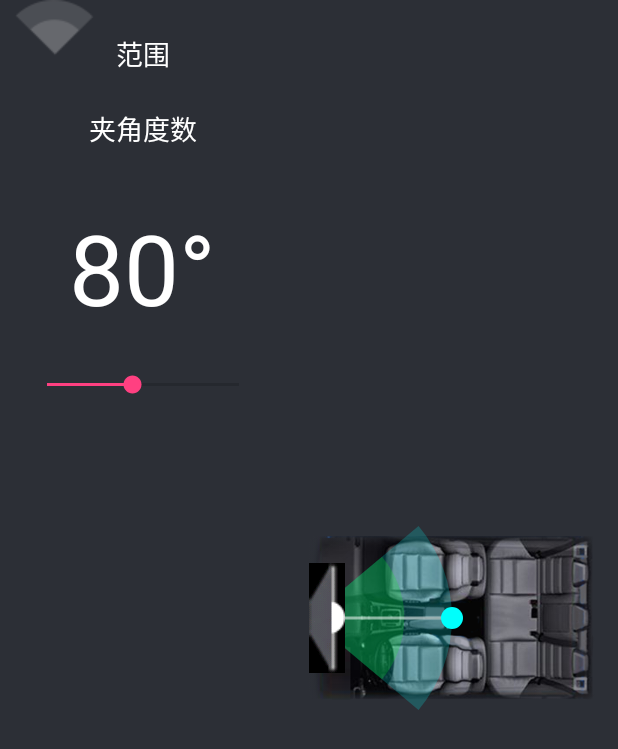
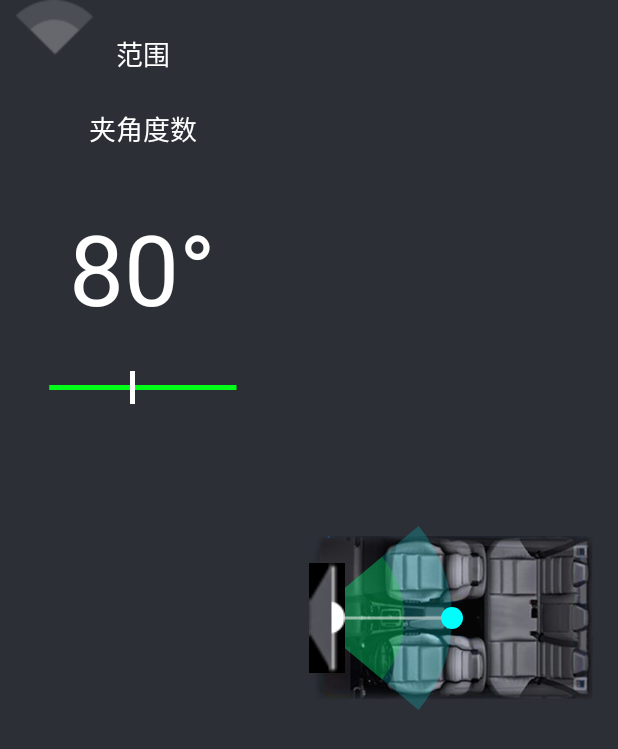
Before and after one commit to wangxiaoxiaohan/seatChooseDemo, an Android app: the screen it shows after launch (MainActivity), on a phone screen of 412 x 824 dp. Shown: the top 749 px of the screen. Run offline under Robolectric (Android 15) with nearby library versions, the light colour scheme and no system bars.

Commit message:
2018.4.3 17:53

```diff
--- a/app/src/main/java/com/example/lhd/seatchoosedemo/MainActivity.java
+++ b/app/src/main/java/com/example/lhd/seatchoosedemo/MainActivity.java
@@ -20,7 +20,6 @@ public class MainActivity extends Activity {
         initView();
         initListener();
 
-
     }
     private  void initView(){
         sectorView=findViewById(R.id.cccc);
@@ -42,6 +41,7 @@ public class MainActivity extends Activity {
             @Override
             public void onStartTrackingTouch(SeekBar seekBar) {
             }
+
             @Override
             public void onStopTrackingTouch(SeekBar seekBar) {
              //   sectorView.setDegree(seekBar.getProgress());
--- a/app/src/main/java/com/example/lhd/seatchoosedemo/sectorView.java
+++ b/app/src/main/java/com/example/lhd/seatchoosedemo/sectorView.java
@@ -58,22 +58,22 @@ public class sectorView extends View {
         //小球
         mdragCirclePaint=new Paint();
         mdragCirclePaint.setAntiAlias(true);
-        mdragCirclePaint.setColor(Color.parseColor("#00fffc"));
+        mdragCirclePaint.setColor(getResources().getColor(R.color.blue));
 
          //范围绿色
         mInPaint=new Paint();
         mInPaint.setAntiAlias(true);
-        mInPaint.setColor(Color.parseColor("#3300ff18"));
+        mInPaint.setColor(getResources().getColor(R.color.transparentGreen));
 
         // 范围蓝色
         mOutPaint=new Paint();
         mOutPaint.setAntiAlias(true);
-        mOutPaint.setColor(Color.parseColor("#3300fffc"));
+        mOutPaint.setColor(getResources().getColor(R.color.transparentBlue));
 
         //球和后视镜的连接线
          mLinePaint=new Paint();
          mLinePaint.setAntiAlias(true);
-         mLinePaint.setColor(Color.parseColor("#88ffffff"));
+         mLinePaint.setColor(getResources().getColor(R.color.transparentWhite));
          mLinePaint.setStrokeWidth(3);
          //画后视镜图案
          mBitmapPaint=new Paint();
@@ -93,7 +93,7 @@ public class sectorView extends View {
         //获取控件宽高
         int x=getWidth()/2;
         int y=getHeight()/2;
-         int drawableWidth=mirrorBitmap.getWidth();
+
          int drawableHeight=mirrorBitmap.getHeight();
         //设置扇形的轮廓矩形
          float retcfBorder= (float) Math.sqrt(mLastX*mLastX+(y-mLastY)*(y-mLastY));
--- a/app/src/main/res/drawable/seekbarprogress.xml
+++ b/app/src/main/res/drawable/seekbarprogress.xml
@@ -1,14 +1,29 @@
 <?xml version="1.0" encoding="utf-8"?>
-
 <layer-list xmlns:android="http://schemas.android.com/apk/res/android">
-    <item>
+    <!--代表进度条的背景色，即未划过的部分-->
+    <item android:id="@android:id/background"
+        >
         <shape
-            android:shape="line">
-           <solid android:color="#00ff18"></solid>
-
+            android:shape="line"
+            >
+          <stroke
+              android:color="@color/green"
+              android:width="3dp"
+              />
         </shape>
     </item>
+    <!--代表进度条的前景色，即已经划过的部分-->
+    <item android:id="@android:id/progress">
+        <clip>
+            <shape
+                android:shape="line"
+                >
+                <stroke
+                    android:color="@color/green"
+                    android:width="3dp"
+                    />
 
-
-
+            </shape>
+        </clip>
+    </item>
 </layer-list>
--- /dev/null
+++ b/app/src/main/res/drawable/seekbarthumb.xml
@@ -0,0 +1,12 @@
+<?xml version="1.0" encoding="utf-8"?>
+<shape xmlns:android="http://schemas.android.com/apk/res/android"
+    android:shape="rectangle"
+    >
+    <solid
+        android:color="@color/white"
+        />
+     <size
+         android:width="3dp"
+         android:height="22dp"
+         />
+</shape>
--- a/app/src/main/res/layout/activity_main.xml
+++ b/app/src/main/res/layout/activity_main.xml
@@ -54,6 +54,8 @@
             android:layout_height="wrap_content" />
 
         <android.support.v7.widget.AppCompatSeekBar
+            android:progressDrawable="@drawable/seekbarprogress"
+            android:thumb="@drawable/seekbarthumb"
             android:layout_margin="15dp"
             android:id="@+id/seekbar"
             android:layout_width="match_parent"
--- a/app/src/main/res/values/colors.xml
+++ b/app/src/main/res/values/colors.xml
@@ -5,4 +5,9 @@
     <color name="colorAccent">#FF4081</color>
     <color name="bg">#2c2f36</color>
     <color name="white">#ffffff</color>
+    <color name="transparentGreen">#3300ff18</color>
+    <color name="transparentBlue">#3300fffc</color>
+    <color name="green">#00ff18</color>
+    <color name="transparentWhite">#88ffffff</color>
+    <color name="blue">#00fffc</color>
 </resources>
```
